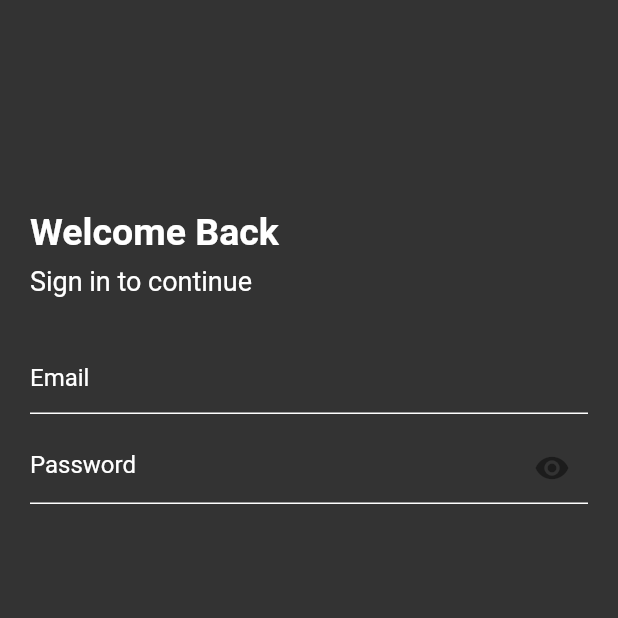
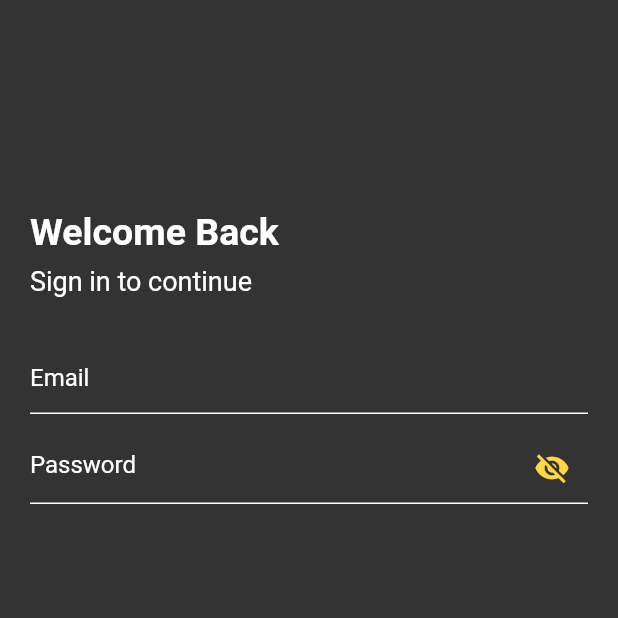
Before and after one commit to Devsaci/grocery_app_hadi_v2, a Flutter app: the screen it shows after launch, on a phone screen of 412 x 824 dp, the top half of it. Run offline on Flutter 3.47's test engine with Material 2 defaults, Android fonts, the phone set to English and light mode, and no system bars; drawn by our look-alikes of card_swiper; our stand-ins replace fancy_shimmer_image, flutter_iconly, shared_preferences.

Commit message:
? Icons.visibility_off

```diff
--- a/lib/screens/auth/login.dart
+++ b/lib/screens/auth/login.dart
@@ -127,8 +127,11 @@ class _LoginScreenState extends State<LoginScreen> {
                                     _obscureText = !_obscureText;
                                   });
                                 },
-                                child: const Icon(
-                                  Icons.visibility,
+                                child: Icon(
+                                  _obscureText
+                                      ? Icons.visibility_off
+                                      : Icons.visibility,
+                                  color: Colors.amberAccent,
                                 )),
                             hintText: 'Password',
                             hintStyle: const TextStyle(color: Colors.white),
```
